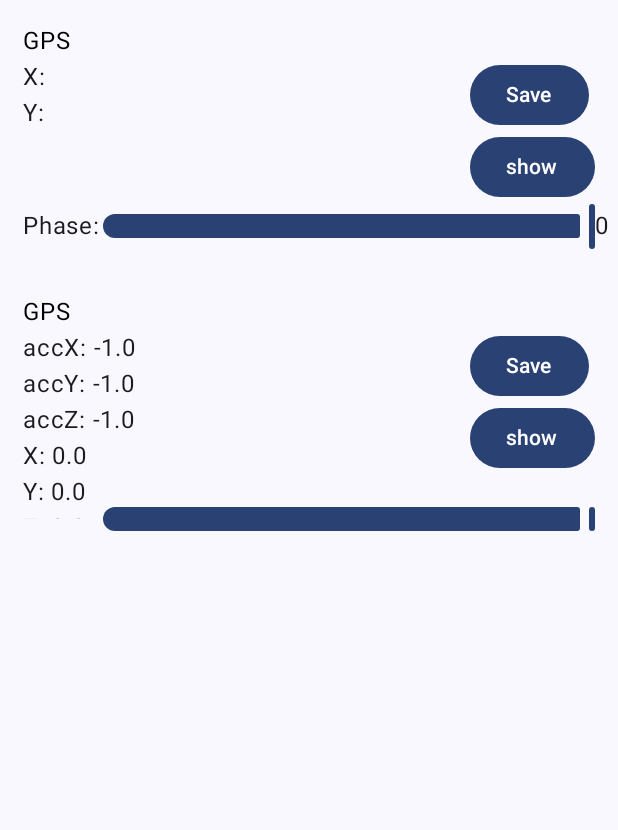
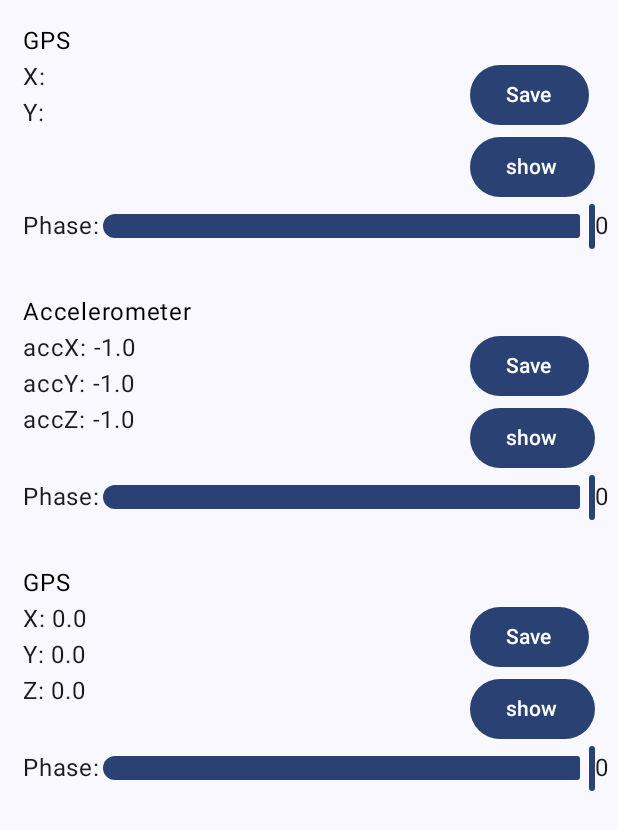
Before and after one commit to NaserMemarJavid/Praktikum1-V2, an Android app built with Jetpack Compose: the screen it shows after launch (MainActivity), on a phone screen of 412 x 824 dp. Shown: the top 830 px of the screen. Run offline under Robolectric (Android 15) with nearby library versions, the phone set to English and light mode, and no system bars.

Commit message:
4.push gyro acc gui daten angezeigt

```diff
--- a/src/main/java/com/lern1/mysensors/MainActivity.kt
+++ b/src/main/java/com/lern1/mysensors/MainActivity.kt
@@ -64,11 +64,6 @@ class MainActivity : ComponentActivity() {
         fusedLocationProviderClient = LocationServices.getFusedLocationProviderClient(this)
         getLocation()
 
-        val sensorEventListener = object : SensorEventListener {
-            override fun onAccuracyChanged(sensor: Sensor, accuracy: Int) {}
-            override fun onSensorChanged(event: SensorEvent) {}
-        }
-
         setContent {
             MySensorsTheme {
                 // A surface container using the 'background' color from the theme
@@ -78,7 +73,8 @@ class MainActivity : ComponentActivity() {
                 ) {
                     Column {
                         Gps(lat, lon)
-                        AccelerometerAndGyroscope()
+                        Accelerometer()
+                        Gyroscope()
                     }
 
                 }
@@ -178,58 +174,45 @@ fun Gps(lat:String, lon:String) {
 } // End of GPS Composable
 
 @Composable
-fun AccelerometerAndGyroscope() {
+fun Accelerometer() {
 
     val ctx = LocalContext.current
     val sensorManager: SensorManager = ctx.getSystemService(Context.SENSOR_SERVICE) as SensorManager
+
+    var checkAcc = false
+
     var accX = remember { mutableStateOf(-1f) }
     var accY = remember { mutableStateOf(-1f) }
     var accZ = remember { mutableStateOf(-1f) }
 
-    var gyrX = remember { mutableStateOf(0f) }
-    var gyrY = remember { mutableStateOf(0f) }
-    var gyrZ = remember { mutableStateOf(0f) }
 
     val sensorEventListener = object : SensorEventListener {
-        override fun onAccuracyChanged(sensor: Sensor, accuracy: Int) {
-        }
+        override fun onAccuracyChanged(sensor: Sensor, accuracy: Int) {}
         override fun onSensorChanged(event: SensorEvent) {
             if (event.sensor.type == Sensor.TYPE_ACCELEROMETER) {
                 accX.value = event.values[0]
                 accY.value = event.values[1]
                 accZ.value = event.values[2]
             }
-            else if (event.sensor.type == Sensor.TYPE_GYROSCOPE) {
-                gyrX.value = event.values[0]
-                gyrY.value = event.values[1]
-                gyrZ.value = event.values[2]
-            }
         }
     }
-    sensorManager.registerListener(sensorEventListener,sensorManager.getDefaultSensor(Sensor.TYPE_ACCELEROMETER),SensorManager.SENSOR_DELAY_NORMAL)
+    sensorManager.registerListener(sensorEventListener,sensorManager.getDefaultSensor(Sensor.TYPE_ACCELEROMETER),10000000)
 
     Box(
-        modifier = Modifier
-            .fillMaxWidth()
-            .padding(15.dp)
-            .height(150.dp)
+        modifier = Modifier.fillMaxWidth().padding(15.dp).height(150.dp)
         //.background(color = Color.Gray)
     ){
         Column() {
             Row (
-                modifier = Modifier.fillMaxWidth(),
-                horizontalArrangement =  Arrangement.SpaceBetween,
-                verticalAlignment     = Alignment.CenterVertically
+                modifier = Modifier.fillMaxWidth(), horizontalArrangement =  Arrangement.SpaceBetween, verticalAlignment     = Alignment.CenterVertically
             ){
-                Text(text = "GPS", color = Color.Black )
+                Text(text = "Accelerometer", color = Color.Black )
             }
             Row(
-                modifier = Modifier.fillMaxWidth(),
-                horizontalArrangement =  Arrangement.SpaceBetween,
+                modifier = Modifier.fillMaxWidth(), horizontalArrangement =  Arrangement.SpaceBetween,
             ) {
                 Column() {
                     Text("accX: ${accX.value}\naccY: ${accY.value}\naccZ: ${accZ.value}")
-                    Text("X: ${gyrX.value}\nY: ${gyrY.value}\nZ: ${gyrZ.value}")
                 }
                 Column {
                     Button(onClick = { }, content = { Text(text = "Save")})
@@ -250,12 +233,70 @@ fun AccelerometerAndGyroscope() {
 
 }// End of ACC&GYR Composable
 
+@Composable
+fun Gyroscope(){
+
+    val ctx = LocalContext.current
+    val sensorManager: SensorManager = ctx.getSystemService(Context.SENSOR_SERVICE) as SensorManager
+
+    var checkGyr = false
+
+    var gyrX = remember { mutableStateOf(0f) }
+    var gyrY = remember { mutableStateOf(0f) }
+    var gyrZ = remember { mutableStateOf(0f) }
+
+    val sensorEventListener = object : SensorEventListener {
+        override fun onAccuracyChanged(sensor: Sensor, accuracy: Int) {}
+        override fun onSensorChanged(event: SensorEvent) {
+            if (event.sensor.type == Sensor.TYPE_GYROSCOPE) {
+                gyrX.value = event.values[0]
+                gyrY.value = event.values[1]
+                gyrZ.value = event.values[2]
+            }
+        }
+    }
+    sensorManager.registerListener(sensorEventListener,sensorManager.getDefaultSensor(Sensor.TYPE_ACCELEROMETER),10000000)
+    sensorManager.registerListener(sensorEventListener,sensorManager.getDefaultSensor(Sensor.TYPE_GYROSCOPE),10000000)
+
+    Box(
+        modifier = Modifier.fillMaxWidth().padding(15.dp).height(150.dp)
+        //.background(color = Color.Gray)
+    ){
+        Column() {
+            Row (
+                modifier = Modifier.fillMaxWidth(), horizontalArrangement =  Arrangement.SpaceBetween, verticalAlignment     = Alignment.CenterVertically
+            ){
+                Text(text = "GPS", color = Color.Black )
+            }
+            Row(
+                modifier = Modifier.fillMaxWidth(), horizontalArrangement =  Arrangement.SpaceBetween,
+            ) {
+                Column() {
+                    Text("X: ${gyrX.value}\nY: ${gyrY.value}\nZ: ${gyrZ.value}")
+                }
+                Column {
+                    Button(onClick = { }, content = { Text(text = "Save")})
+                    Button(onClick = { }, content = { Text(text = "show")})
+                }
+            }
+            Row(
+                verticalAlignment = Alignment.CenterVertically
+            ) {
+                Text(text = "Phase:")
+                Slider(value =20f, onValueChange = {} )
+                Text(text = "0")
+            }
+        }
+    }
+
+}
+
 
 @Preview(showBackground = true)
 @Composable
 fun GreetingPreview() {
     MySensorsTheme {
         Gps(lat = "55", lon = "66")
-        AccelerometerAndGyroscope()
+        Accelerometer()
     }
 }
```
